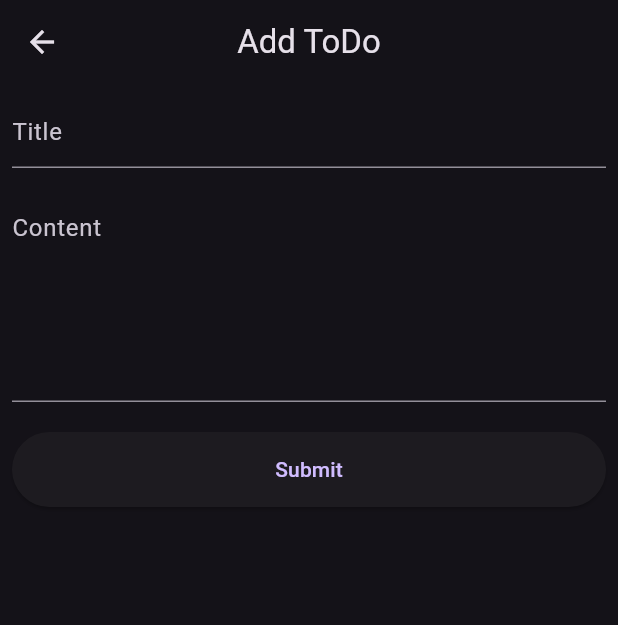
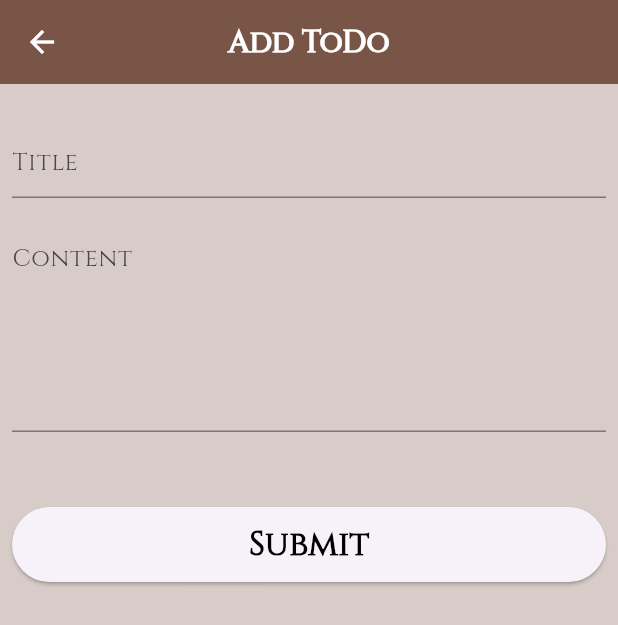
Before and after one commit to sugith10/note-app-bloc-architecture, a Flutter app: the screen it shows after launch, after a tap on "Add To Do", on a phone screen of 412 x 824 dp. Shown: the top 625 px of the screen. Run offline on Flutter 3.47's test engine with Material 3 defaults, Android fonts, the phone set to English and light mode, and no system bars; our stand-ins replace bloc; network calls fail.

Commit message:
first commit

```diff
--- a/lib/main.dart
+++ b/lib/main.dart
@@ -1,5 +1,7 @@
 import 'package:flutter/material.dart';
-import 'package:new_note/screen/home_screen.dart';
+import 'package:new_note/presentation/screen/home_screen.dart';
+import 'package:new_note/presentation/screen/splash_screen/splash_screen.dart';
+import 'package:new_note/presentation/theme/vintage_teme.dart';
 
 main(){
   runApp(const MyApp());
@@ -12,9 +14,8 @@ class MyApp extends StatelessWidget {
   Widget build(BuildContext context) {
     return MaterialApp(
       debugShowCheckedModeBanner: false,
-
-      theme : ThemeData.dark(),
-      home: HomeScreen(),
+      theme : vintageTheme,
+      home: const SplashPage(),
 
     );
   }
--- a/lib/screen/add_todo.dart
+++ b/lib/presentation/screen/add_todo.dart
@@ -39,6 +39,9 @@ class _AddToDoScrnState extends State<AddToDoScrn> {
       body: ListView(
         padding: EdgeInsets.all(8),
         children: [
+            const SizedBox(
+            height: 20,
+          ),
           TextField(
             controller: titleCntrl,
             textCapitalization: TextCapitalization.sentences,
@@ -58,7 +61,7 @@ class _AddToDoScrnState extends State<AddToDoScrn> {
             maxLines: 8,
           ),
           const SizedBox(
-            height: 20,
+            height: 50,
           ),
           ElevatedButton(
             onPressed: () {
@@ -68,7 +71,7 @@ class _AddToDoScrnState extends State<AddToDoScrn> {
             style: ElevatedButton.styleFrom(
               fixedSize: const Size(30, 50),
             ),
-            child: Text(isEdit ? 'Update' : 'Submit'),
+            child: Text(isEdit ? 'Update' : 'Submit', style: const TextStyle(fontWeight: FontWeight.w900, fontSize: 22.5, color: Colors.black),),
           )
         ],
       ),
--- a/lib/screen/home_screen.dart
+++ b/lib/presentation/screen/home_screen.dart
@@ -1,12 +1,13 @@
 import 'dart:convert';
+import 'dart:developer';
 
 import 'package:flutter/material.dart';
-import 'package:new_note/screen/add_todo.dart';
+import 'package:new_note/presentation/screen/add_todo.dart';
 import 'package:http/http.dart' as http;
 import 'package:new_note/util/msg.dart';
 
 class HomeScreen extends StatefulWidget {
-  HomeScreen({super.key});
+  const HomeScreen({super.key});
 
   @override
   State<HomeScreen> createState() => _HomeScreenState();
@@ -27,11 +28,10 @@ class _HomeScreenState extends State<HomeScreen> {
   Widget build(BuildContext context) {
     return Scaffold(
       appBar: AppBar(
-        title: Center(child: Text('ToDo List')),
+        title: const Center(child: Text('My Notes')),
       ),
       body: Visibility(
         visible: isLoading,
-        child: Center(child: CircularProgressIndicator()),
         replacement: RefreshIndicator(
           onRefresh: () => fetchToDo(),
           child: ListView.builder(
@@ -41,21 +41,32 @@ class _HomeScreenState extends State<HomeScreen> {
               final id = item['_id'];
               return ListTile(
                 leading: CircleAvatar(
-                  backgroundColor: const Color.fromARGB(255, 38, 38, 38),
+                  backgroundColor: const Color.fromARGB(255, 151, 108, 93),
                   child: Text(
                     '${index + 1}',
+                    style: const TextStyle(fontWeight: FontWeight.w900, color: Colors.black),
                     overflow: TextOverflow.ellipsis,
                   ),
                 ),
                 title: Text(
                   item['title'],
                   overflow: TextOverflow.ellipsis,
+                  style: const TextStyle(
+                    fontWeight: FontWeight.w600,
+                    fontSize: 20
+                  ),
                 ),
                 subtitle: Text(
                   item['description'],
+                   style: const TextStyle(
+                    fontWeight: FontWeight.w500,
+                    fontSize: 17
+                  ),
                   overflow: TextOverflow.ellipsis,
                 ),
-                trailing: PopupMenuButton(onSelected: (value) {
+                trailing: PopupMenuButton(
+                  color: const Color.fromARGB(255, 204, 165, 150),
+                  onSelected: (value) {
                   if (value == 'edit') {
                     navigateToEditPage(item);
                   } else if (value == 'delete') {
@@ -77,14 +88,15 @@ class _HomeScreenState extends State<HomeScreen> {
             },
           ),
         ),
+        child: const Center(child: CircularProgressIndicator()),
       ),
       floatingActionButton: FloatingActionButton.extended(
-        backgroundColor: Color.fromARGB(255, 40, 40, 40),
+        backgroundColor: const Color.fromARGB(255, 40, 40, 40),
         shape: const StadiumBorder(),
         onPressed: () {
         navigateToAddPage();
         },
-        label: Text(
+        label: const Text(
           'Add To Do',
           style: TextStyle(color: Colors.white),
         ),
@@ -94,8 +106,10 @@ class _HomeScreenState extends State<HomeScreen> {
 
   Future<void> fetchToDo() async {
     const url = 'https://api.nstack.in/v1/todos?page=1&limit=20';
+
+    try{
     final uri = Uri.parse(url);
-    final response = await http.get(uri);
+       final response = await http.get(uri);
     if (response.statusCode == 200) {
       final json = jsonDecode(response.body) as Map;
       final result = json['items'];
@@ -106,7 +120,11 @@ class _HomeScreenState extends State<HomeScreen> {
     setState(() {
       isLoading = false;
     });
-    getTopRatedMovies();
+    }catch(e){
+      log('$e');
+    }
+
+
   }
 
   Future<void> delete(String id) async {
@@ -144,31 +162,3 @@ class _HomeScreenState extends State<HomeScreen> {
    fetchToDo();
   }
 }
-
-
-
-
-  String apiKey = '8fd500dec7d3830c67ec5e565258e1a9';
-
-  Future<void> getTopRatedMovies() async {
-    print('function start');
-
-    final url = 'https://api.themoviedb.org/3/movie/popular?api_key=$apiKey';
-
-    try {
-      final response = await http.get(Uri.parse(url));
-
-      if (response.statusCode == 200) {
-        print('successfully fetched the data');
-        // Parse the response if needed
-      } else {
-        print('failed');
-        print('Status Code: ${response.statusCode}');
-        // print('Response Body: ${response.body}');
-      }
-    } catch (e) {
-      print('Error: ${e.toString()}');
-    }
-
-    print('function end');
-  }
--- /dev/null
+++ b/lib/presentation/screen/splash_screen/splash_screen.dart
@@ -0,0 +1,20 @@
+import 'dart:async';
+
+import 'package:flutter/material.dart';
+import 'package:new_note/presentation/screen/home_screen.dart';
+
+class SplashPage extends StatelessWidget {
+  const SplashPage({super.key});
+
+  @override
+  Widget build(BuildContext context) {
+    Timer(const Duration(seconds: 1), () {
+      Navigator.pushAndRemoveUntil(context, MaterialPageRoute(builder: (_)=> const HomeScreen()), (route) => false);
+    });
+    return Scaffold(
+      body: Center(
+        child: Image.asset('asset/img/vector-illustration-old-man-writing.png', width: double.infinity,),
+      ),
+    );
+  }
+}
--- /dev/null
+++ b/lib/presentation/theme/vintage_teme.dart
@@ -0,0 +1,53 @@
+import 'package:flutter/material.dart';
+
+final ThemeData vintageTheme = ThemeData(
+  primarySwatch: Colors.brown,
+  hintColor: Colors.black,
+  fontFamily: 'CinzelRegular',
+  textTheme: TextTheme(
+
+    displayLarge: TextStyle(
+      fontSize: 36,
+      fontWeight: FontWeight.bold,
+      color: Colors.brown[800],
+    ),
+    displayMedium: TextStyle(
+      fontSize: 24,
+      fontWeight: FontWeight.bold,
+      color: Colors.brown[800],
+    ),
+    bodyLarge: TextStyle(
+      fontSize: 16,
+      color: Colors.brown[900],
+    ),
+    bodyMedium: TextStyle(
+      fontSize: 14,
+      color: Colors.brown[800],
+    ),
+  ),
+  buttonTheme: ButtonThemeData(
+    buttonColor: Colors.brown,
+    // textTheme: ButtonTextTheme.primary,
+    shape: RoundedRectangleBorder(
+      borderRadius: BorderRadius.circular(20.0),
+    ),
+  ),
+  appBarTheme: const AppBarTheme(
+    color: Colors.brown,
+    elevation: 0,
+    titleTextStyle: TextStyle(
+      fontSize: 20,
+        fontWeight: FontWeight.bold,
+        fontFamily: 'Cinzel',
+        color: Colors.white,
+    ),
+
+    iconTheme: IconThemeData(
+      color: Colors.white,
+    ),
+  ),
+  scaffoldBackgroundColor: Colors.brown[100],
+  cardTheme: CardTheme(
+    color: Colors.brown[200],
+  ),
+);
--- /dev/null
+++ b/lib/secrets.dart
@@ -0,0 +1 @@
+// const noteAPIKey = 'https://api.nstack.in/v1/todos?page=1&limit=20';
```
Also changed, not shown: lib/bloc/note_bloc.dart (added, +17 -0 lines), lib/bloc/note_event.dart (added, +12 -0 lines), lib/bloc/note_state.dart (added, +12 -0 lines), lib/data/data provider/note_data_provider.dart (added, +17 -0 lines), lib/data/repository/note_repository.dart (added, +28 -0 lines), lib/model/note_model/note_model.dart (added, +54 -0 lines), pubspec.yaml (+14 -12 lines), asset/font/cinzel/Cinzel-Medium.ttf (added), asset/font/cinzel/Cinzel-Regular.ttf (added), asset/font/manrope/Manrope-Medium.ttf (added), asset/img/vector-illustration-old-man-writing.png (added), pubspec.lock.
